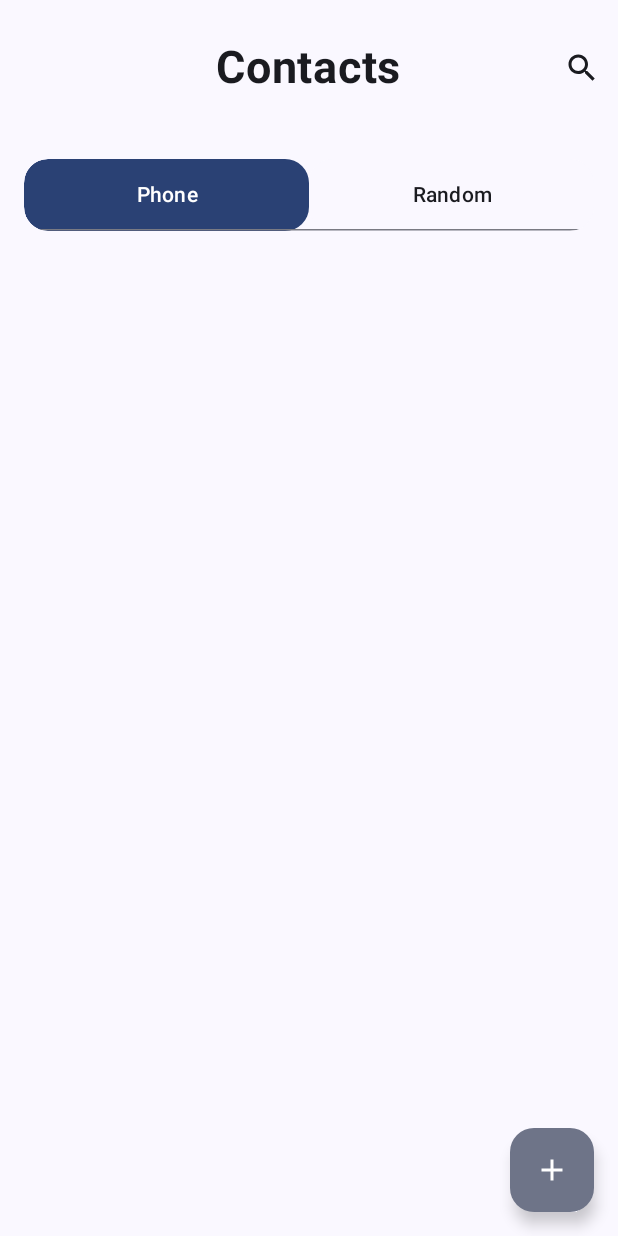
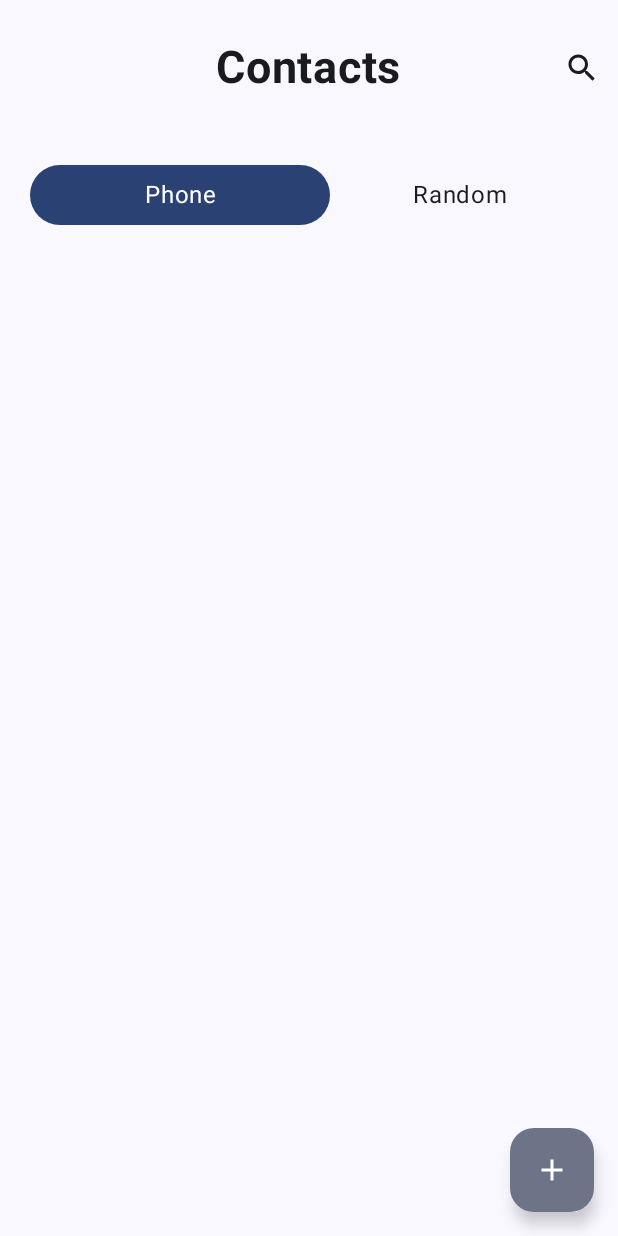
Before and after one commit to AsmiyaBegum/ContactsApp, an Android app built with Jetpack Compose: the screen it shows after launch (MainActivity), on a phone screen of 412 x 824 dp. Run offline under Robolectric (Android 15) with nearby library versions, the phone set to English and light mode, and no system bars; our stand-ins replace Dagger/Hilt's generated code, Room's generated code; pictures from the network do not load.

Commit message:
Modified the rounded tab view

```diff
--- a/app/src/main/java/com/ab/contactsapp/ui/composables/RoundedTabView.kt
+++ b/app/src/main/java/com/ab/contactsapp/ui/composables/RoundedTabView.kt
@@ -1,7 +1,13 @@
 package com.ab.contactsapp.ui.composables
 
+import androidx.compose.animation.animateColorAsState
+import androidx.compose.animation.core.LinearEasing
+import androidx.compose.animation.core.animateDpAsState
+import androidx.compose.animation.core.tween
 import androidx.compose.foundation.background
+import androidx.compose.foundation.clickable
 import androidx.compose.foundation.layout.*
+import androidx.compose.foundation.shape.CircleShape
 import androidx.compose.foundation.shape.RoundedCornerShape
 import androidx.compose.material3.MaterialTheme
 import androidx.compose.material3.Tab
@@ -10,53 +16,112 @@ import androidx.compose.material3.TabRowDefaults
 import androidx.compose.material3.TabRowDefaults.tabIndicatorOffset
 import androidx.compose.material3.Text
 import androidx.compose.runtime.Composable
+import androidx.compose.runtime.getValue
 import androidx.compose.ui.Modifier
 import androidx.compose.ui.draw.clip
 import androidx.compose.ui.graphics.Color
+import androidx.compose.ui.graphics.Color.Companion.Black
+import androidx.compose.ui.graphics.Color.Companion.White
+import androidx.compose.ui.text.style.TextAlign
+import androidx.compose.ui.unit.Dp
 import androidx.compose.ui.unit.dp
+
+@Composable
+private fun MyTabIndicator(
+    indicatorWidth: Dp,
+    indicatorOffset: Dp,
+    indicatorColor: Color,
+) {
+    Box(
+        modifier = Modifier
+            .fillMaxHeight()
+            .width(
+                width = indicatorWidth,
+            )
+            .offset(
+                x = indicatorOffset,
+            )
+            .clip(
+                shape = CircleShape,
+            )
+            .background(
+                color = indicatorColor,
+            ),
+    )
+}
+
+@Composable
+private fun MyTabItem(
+    isSelected: Boolean,
+    onClick: () -> Unit,
+    tabWidth: Dp,
+    text: String,
+) {
+    val tabTextColor: Color by animateColorAsState(
+        targetValue = if (isSelected) {
+           MaterialTheme.colorScheme.onPrimary
+        } else {
+          MaterialTheme.colorScheme.onSurface
+        },
+        animationSpec = tween(easing = LinearEasing),
+    )
+    Text(
+        modifier = Modifier
+            .clip(CircleShape)
+            .background( if (isSelected) MaterialTheme.colorScheme.primary else MaterialTheme.colorScheme.surface)
+            .clickable {
+                onClick()
+            }
+            .width(tabWidth)
+            .padding(
+                vertical = 8.dp,
+                horizontal = 12.dp,
+            ),
+        text = text,
+        color = tabTextColor,
+        textAlign = TextAlign.Center,
+    )
+}
+
+
 @Composable
 fun RoundedTabView(
     selectedTabIndex: Int,
-    onTabSelected: (Int) -> Unit,
     tabs: List<String>,
-    modifier: Modifier = Modifier
+    modifier: Modifier = Modifier,
+    tabWidth: Dp = 200.dp,
+    onTabSelected: (index: Int) -> Unit,
 ) {
+    val indicatorOffset: Dp by animateDpAsState(
+        targetValue = tabWidth * selectedTabIndex,
+        animationSpec = tween(easing = LinearEasing),
+    )
+
     Box(
         modifier = modifier
-            .height(48.dp)
-            .fillMaxWidth()
-            .clip(RoundedCornerShape(16.dp))
+            .clip(CircleShape)
+            .background(MaterialTheme.colorScheme.surface)
+            .height(intrinsicSize = IntrinsicSize.Min),
     ) {
-        TabRow(
-            selectedTabIndex = selectedTabIndex,
-            modifier = Modifier
-                .fillMaxSize()
-                .clip(RoundedCornerShape(16.dp))
-            ,
-            indicator = { tabPositions ->
-                TabRowDefaults.Indicator(
-                    Modifier.tabIndicatorOffset(tabPositions[selectedTabIndex]),
-                    color = MaterialTheme.colorScheme.surface, // Color of the indicator
-                    height = 0.dp
-                    // Height of the indicator
-                )
-            }
+        MyTabIndicator(
+            indicatorWidth = tabWidth,
+            indicatorOffset = indicatorOffset,
+            indicatorColor = androidx.compose.material3.MaterialTheme.colorScheme.surface,
+        )
+        Row(
+            horizontalArrangement = Arrangement.Center,
+            modifier = Modifier.clip(CircleShape)
+                .padding(4.dp),
         ) {
-            tabs.forEachIndexed { index, text ->
-                Tab(
-                    selected = selectedTabIndex == index,
-                onClick = { onTabSelected(index) },
-                    modifier = Modifier
-                        .background(
-                            color = if (selectedTabIndex == index) MaterialTheme.colorScheme.primary else MaterialTheme.colorScheme.surface, // Color of selected tab
-                            shape = RoundedCornerShape(16.dp) // Rounded corner shape
-                        ),
-                    text = {
-                        Text(
-                            text,
-                            color = if (selectedTabIndex == index) MaterialTheme.colorScheme.onPrimary else MaterialTheme.colorScheme.onSurface, // Color of selected tab
-                        )
-                    }
+            tabs.mapIndexed { index, text ->
+                val isSelected = index == selectedTabIndex
+                MyTabItem(
+                    isSelected = isSelected,
+                    onClick = {
+                        onTabSelected(index)
+                    },
+                    tabWidth = tabWidth,
+                    text = text,
                 )
             }
         }
--- a/app/src/main/java/com/ab/contactsapp/ui/contact_detail/ContactDetailScreen.kt
+++ b/app/src/main/java/com/ab/contactsapp/ui/contact_detail/ContactDetailScreen.kt
@@ -2,11 +2,8 @@ package com.ab.contactsapp.ui.contact_detail
 
 
 import android.Manifest
-import android.app.Activity
 import android.content.Context
 import android.content.Intent
-import android.content.pm.PackageManager
-import android.graphics.BitmapFactory
 import android.net.Uri
 import androidx.activity.compose.rememberLauncherForActivityResult
 import androidx.activity.result.contract.ActivityResultContracts
@@ -14,7 +11,6 @@ import androidx.compose.animation.AnimatedVisibility
 import androidx.compose.animation.fadeIn
 import androidx.compose.animation.fadeOut
 import androidx.compose.foundation.Image
-import androidx.compose.foundation.background
 import androidx.compose.foundation.layout.*
 import androidx.compose.foundation.lazy.LazyColumn
 import androidx.compose.foundation.shape.RoundedCornerShape
@@ -23,7 +19,6 @@ import androidx.compose.material3.Icon
 import androidx.compose.material3.IconButton
 import androidx.compose.material3.MaterialTheme
 import androidx.compose.material3.Text
-import androidx.compose.material.icons.filled.Share
 import androidx.compose.runtime.Composable
 import androidx.compose.runtime.getValue
 import androidx.compose.runtime.mutableStateOf
@@ -32,12 +27,8 @@ import androidx.compose.runtime.setValue
 import androidx.compose.ui.Alignment
 import androidx.compose.ui.Modifier
 import androidx.compose.ui.draw.clip
-import androidx.compose.ui.graphics.Color
-import androidx.compose.ui.graphics.graphicsLayer
 import androidx.compose.ui.layout.ContentScale
-import androidx.compose.ui.res.colorResource
 import androidx.compose.ui.res.painterResource
-import androidx.compose.ui.text.font.FontStyle
 import androidx.compose.ui.text.style.TextAlign
 import androidx.compose.ui.unit.dp
 import androidx.constraintlayout.compose.ConstraintLayout
@@ -46,28 +37,18 @@ import com.ab.contactsapp.R
 import com.ab.contactsapp.domain.contact.SocialMedia
 import com.ab.contactsapp.ui.composables.RoundedBorderIcon
 import com.ab.contactsapp.ui.composables.RoundedTabView
-import com.ab.contactsapp.ui.contact_list.ContactItem
 import com.ab.contactsapp.utils.Constants
-import com.skydoves.cloudy.Cloudy
 import androidx.compose.foundation.lazy.items
 import androidx.compose.material.icons.Icons
 import androidx.compose.material.icons.filled.Call
-import androidx.compose.material.icons.filled.Close
-import androidx.compose.material.icons.filled.Search
-import androidx.compose.material3.OutlinedTextField
 import androidx.compose.material3.Scaffold
 import androidx.compose.runtime.LaunchedEffect
 import androidx.compose.runtime.collectAsState
-import androidx.compose.ui.graphics.asImageBitmap
 import androidx.compose.ui.platform.LocalContext
 import androidx.compose.ui.text.font.FontWeight
 import androidx.compose.ui.unit.sp
-import androidx.core.app.ActivityCompat
-import androidx.core.content.ContextCompat
 import androidx.hilt.navigation.compose.hiltViewModel
-import androidx.lifecycle.viewmodel.compose.viewModel
 import androidx.navigation.NavController
-import androidx.navigation.navArgument
 import coil.compose.rememberAsyncImagePainter
 import com.ab.contactsapp.domain.contact.Contact
 import com.ab.contactsapp.domain.contact.Route
@@ -76,7 +57,6 @@ import com.google.accompanist.permissions.ExperimentalPermissionsApi
 import com.google.accompanist.permissions.isGranted
 import com.google.accompanist.permissions.rememberPermissionState
 import com.google.gson.Gson
-import java.io.ByteArrayInputStream
 import java.text.DateFormat
 import java.text.SimpleDateFormat
 import java.util.Date
@@ -306,6 +286,7 @@ fun SocialMediaAndRecentTab(modifier: Modifier = Modifier,contact: Contact,viewM
             },
             tabs = listOf(Constants.SOCIAL_MEDIA,Constants.RECENTS),
             modifier = Modifier
+                .align(Alignment.CenterHorizontally)
         )
 
         Spacer(modifier = Modifier.height(10.dp))
--- a/app/src/main/java/com/ab/contactsapp/ui/contact_list/ContactListScreen.kt
+++ b/app/src/main/java/com/ab/contactsapp/ui/contact_list/ContactListScreen.kt
@@ -374,8 +374,9 @@ fun ContactListScreen(modifier: Modifier,navController: NavController,viewModel:
                 },
                 tabs = listOf(Constants.PHONE_CONTACTS, Constants.RANDOM_CONTACTS),
                 modifier = Modifier
-                    .fillMaxWidth()
+//                    .fillMaxWidth()
                     .padding(16.dp)
+                    .align(Alignment.CenterHorizontally)
             )
 
 
```
